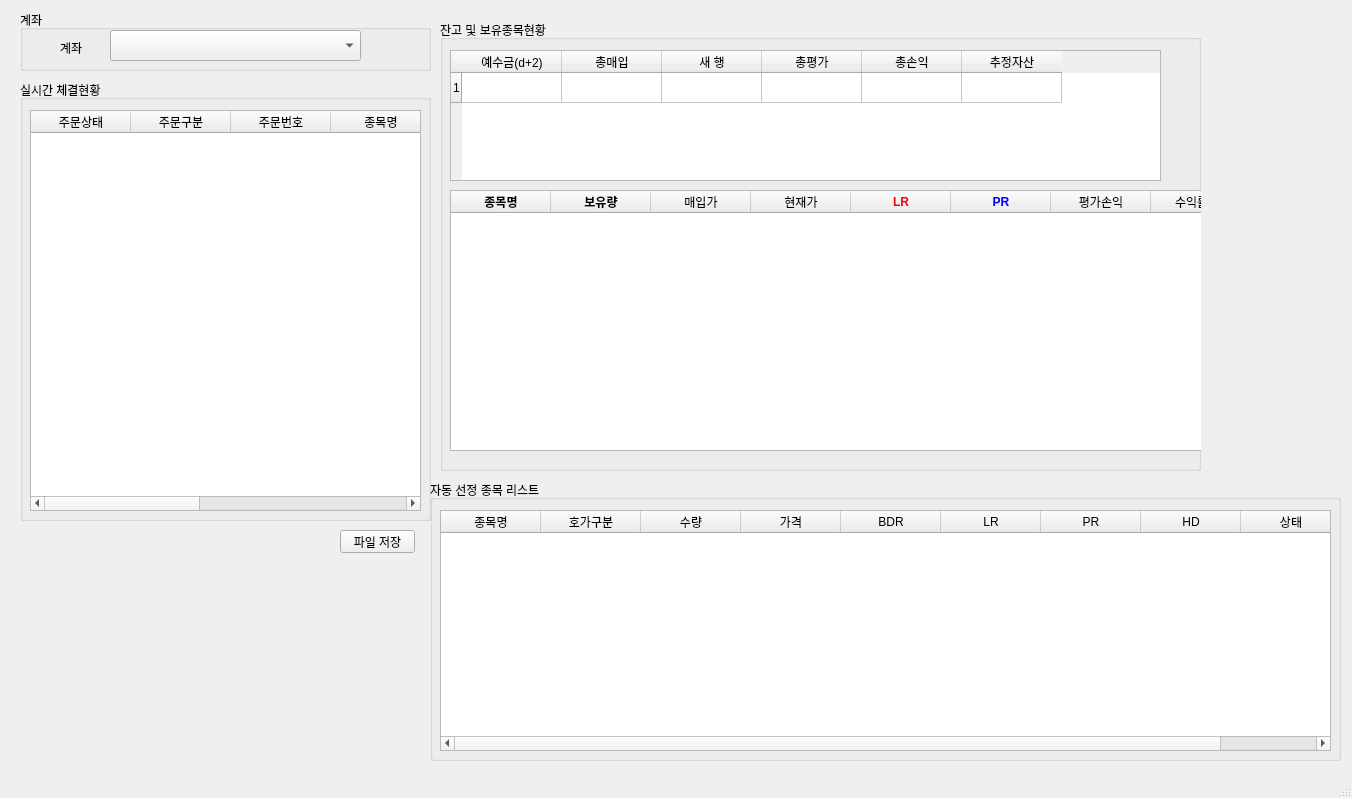
Qt form pystock.ui (hyeu/StockTrading) before a commit.
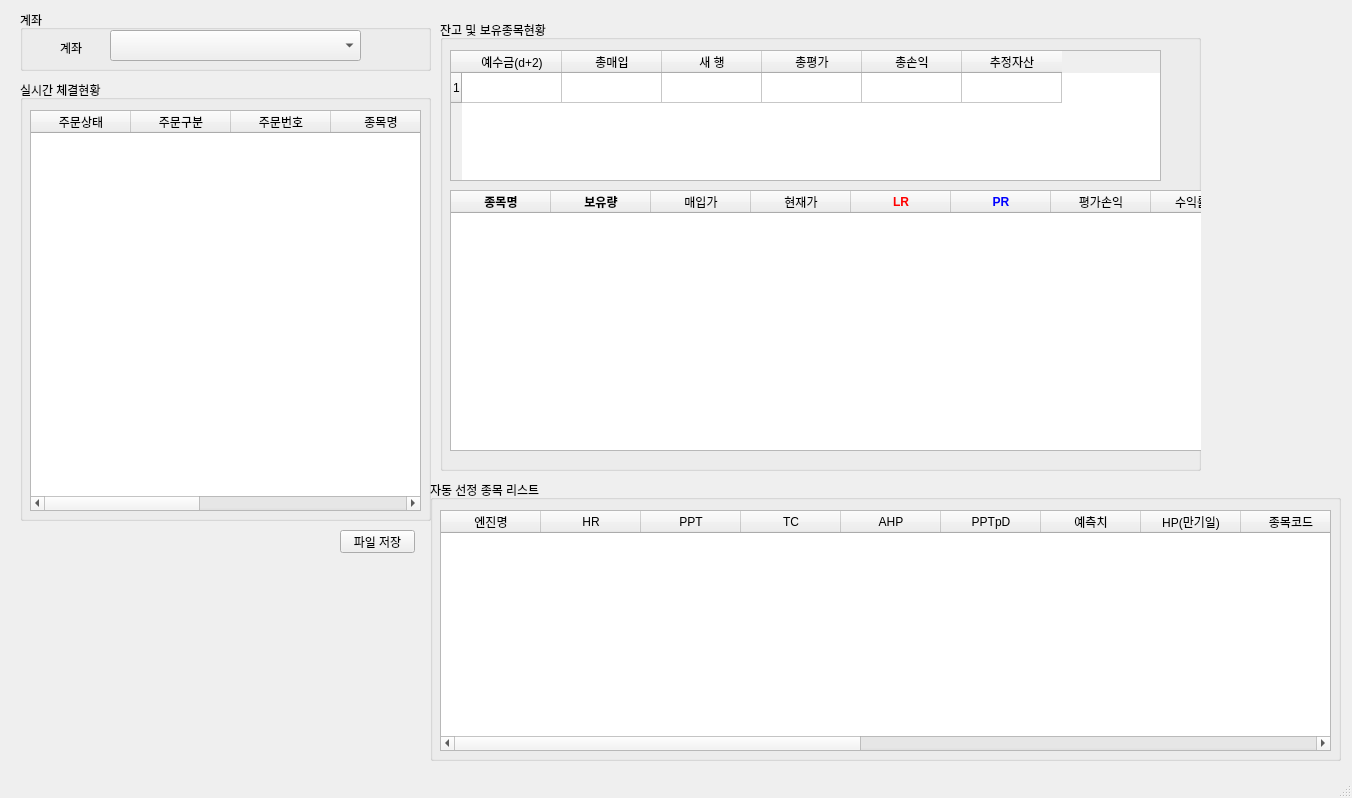
The same form after that commit.

Commit message: Fix order issue and ui

```diff
--- a/pystock.ui
+++ b/pystock.ui
@@ -186,22 +186,52 @@
      </property>
      <column>
       <property name="text">
-       <string>종목명</string>
+       <string>엔진명</string>
       </property>
      </column>
      <column>
       <property name="text">
-       <string>호가구분</string>
+       <string>HR</string>
       </property>
      </column>
      <column>
       <property name="text">
-       <string>수량</string>
+       <string>PPT</string>
       </property>
      </column>
      <column>
       <property name="text">
-       <string>가격</string>
+       <string>TC</string>
+      </property>
+     </column>
+     <column>
+      <property name="text">
+       <string>AHP</string>
+      </property>
+     </column>
+     <column>
+      <property name="text">
+       <string>PPTpD</string>
+      </property>
+     </column>
+     <column>
+      <property name="text">
+       <string>예측치</string>
+      </property>
+     </column>
+     <column>
+      <property name="text">
+       <string>HP(만기일)</string>
+      </property>
+     </column>
+     <column>
+      <property name="text">
+       <string>종목코드</string>
+      </property>
+     </column>
+     <column>
+      <property name="text">
+       <string>종가</string>
       </property>
      </column>
      <column>
@@ -211,7 +241,22 @@
      </column>
      <column>
       <property name="text">
-       <string>LR</string>
+       <string>매수대금</string>
+      </property>
+     </column>
+     <column>
+      <property name="text">
+       <string>VT-Ratio</string>
+      </property>
+     </column>
+     <column>
+      <property name="text">
+       <string>주문주수</string>
+      </property>
+     </column>
+     <column>
+      <property name="text">
+       <string>매수가</string>
       </property>
      </column>
      <column>
@@ -221,12 +266,7 @@
      </column>
      <column>
       <property name="text">
-       <string>HD</string>
-      </property>
-     </column>
-     <column>
-      <property name="text">
-       <string>상태</string>
+       <string>LR</string>
       </property>
      </column>
     </widget>
```
The commit also changes 1 other file.
